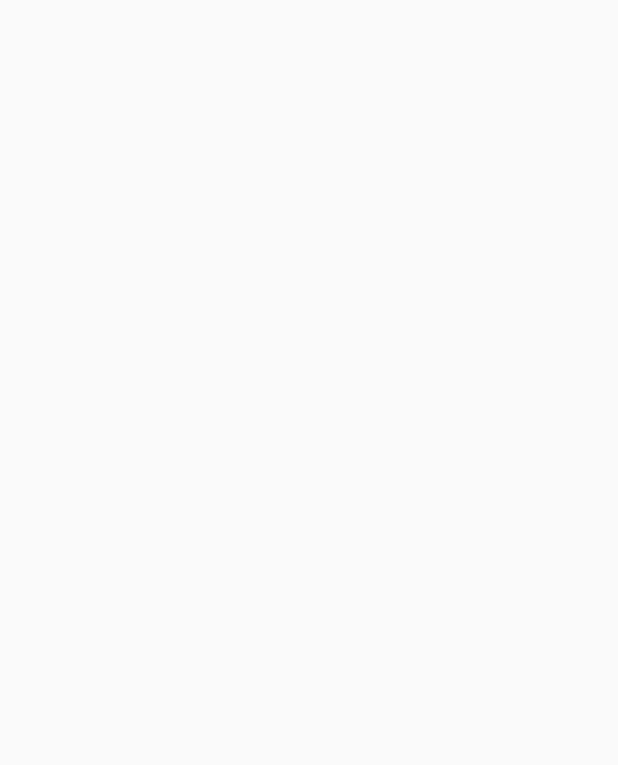
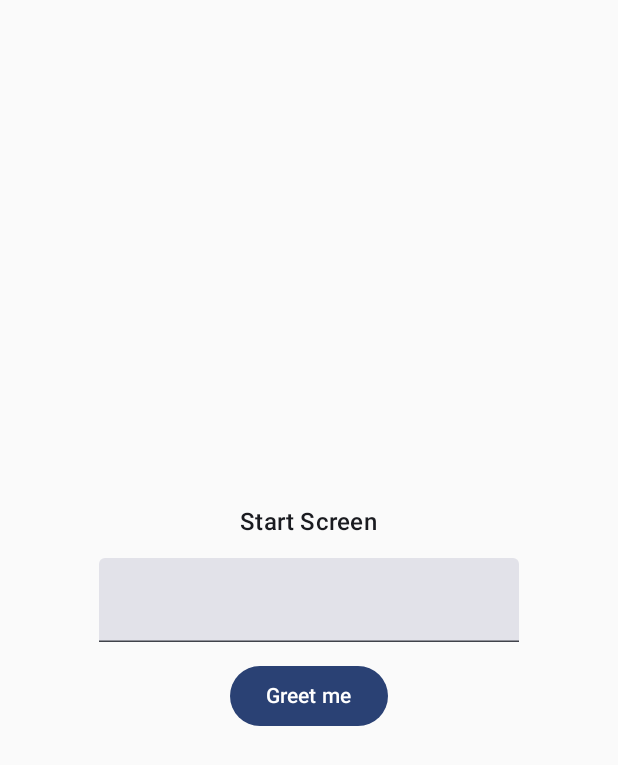
Before and after one commit to ItamiOMW/TypesafeNavigationCompose, an Android app built with Jetpack Compose: the screen it shows after launch (MainActivity), on a phone screen of 412 x 824 dp. Before the commit the part shown is empty. Shown: the top 765 px of the screen. Run offline under Robolectric (Android 15) with nearby library versions, the phone set to English and light mode, and no system bars.

```diff
--- a/app/src/main/java/com/itami/typesafe_navigation_compose/MainActivity.kt
+++ b/app/src/main/java/com/itami/typesafe_navigation_compose/MainActivity.kt
@@ -3,15 +3,98 @@ package com.itami.typesafe_navigation_compose
 import android.os.Bundle
 import androidx.activity.ComponentActivity
 import androidx.activity.compose.setContent
+import androidx.compose.foundation.layout.Arrangement
+import androidx.compose.foundation.layout.Column
+import androidx.compose.foundation.layout.Spacer
+import androidx.compose.foundation.layout.fillMaxSize
+import androidx.compose.foundation.layout.height
+import androidx.compose.material3.Button
+import androidx.compose.material3.MaterialTheme
+import androidx.compose.material3.Text
+import androidx.compose.material3.TextField
+import androidx.compose.runtime.getValue
+import androidx.compose.runtime.mutableStateOf
+import androidx.compose.runtime.remember
+import androidx.compose.runtime.setValue
+import androidx.compose.ui.Alignment
+import androidx.compose.ui.Modifier
+import androidx.compose.ui.unit.dp
+import androidx.navigation.compose.NavHost
+import androidx.navigation.compose.composable
+import androidx.navigation.compose.rememberNavController
+import androidx.navigation.toRoute
 import com.itami.typesafe_navigation_compose.ui.theme.TypesafeNavigationComposeTheme
+import kotlinx.serialization.Serializable
 
 class MainActivity : ComponentActivity() {
     override fun onCreate(savedInstanceState: Bundle?) {
         super.onCreate(savedInstanceState)
         setContent {
             TypesafeNavigationComposeTheme {
-
+                val navController = rememberNavController()
+                NavHost(
+                    navController = navController,
+                    startDestination = StartScreen
+                ) {
+                    composable<StartScreen> {
+                        var name by remember { mutableStateOf("") }
+                        Column(
+                            modifier = Modifier.fillMaxSize(),
+                            verticalArrangement = Arrangement.Center,
+                            horizontalAlignment = Alignment.CenterHorizontally
+                        ) {
+                            Text(
+                                text = "Start Screen",
+                                style = MaterialTheme.typography.titleMedium,
+                                color = MaterialTheme.colorScheme.onBackground,
+                            )
+                            Spacer(modifier = Modifier.height(12.dp))
+                            TextField(
+                                value = name,
+                                onValueChange = { newValue ->
+                                    name = newValue
+                                }
+                            )
+                            Spacer(modifier = Modifier.height(12.dp))
+                            Button(
+                                onClick = { navController.navigate(GreetingScreen(name = name)) }
+                            ) {
+                                Text(
+                                    text = "Greet me",
+                                    style = MaterialTheme.typography.labelLarge,
+                                    color = MaterialTheme.colorScheme.onPrimary,
+                                )
+                            }
+                        }
+                    }
+                    composable<GreetingScreen> {
+                        val args = it.toRoute<GreetingScreen>()
+                        Column(
+                            modifier = Modifier.fillMaxSize(),
+                            verticalArrangement = Arrangement.Center,
+                            horizontalAlignment = Alignment.CenterHorizontally
+                        ) {
+                            Text(
+                                text = "Greeting Screen.",
+                                style = MaterialTheme.typography.titleMedium,
+                                color = MaterialTheme.colorScheme.onBackground,
+                            )
+                            Spacer(modifier = Modifier.height(24.dp))
+                            Text(
+                                text = "Hello, ${args.name}! Hope you're doing well!",
+                                style = MaterialTheme.typography.labelLarge,
+                                color = MaterialTheme.colorScheme.onBackground,
+                            )
+                        }
+                    }
+                }
             }
         }
     }
 }
+
+@Serializable
+object StartScreen
+
+@Serializable
+data class GreetingScreen(val name: String)
```
